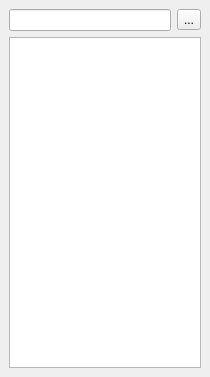
KDE/kdevelop, file plugins/snippet/snippetview.ui: the form before one commit.
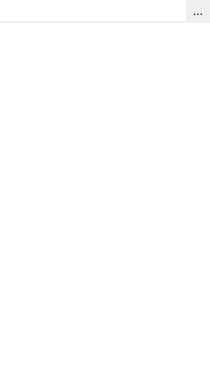
The form after the commit.

Commit message: Make snippet toolview flat and borderless like other toolviews in kdev4

Patch:
```diff
--- a/plugins/snippet/snippetview.ui
+++ b/plugins/snippet/snippetview.ui
@@ -15,10 +15,10 @@
   </property>
   <layout class="QGridLayout" >
    <property name="margin" >
-    <number>9</number>
+    <number>0</number>
    </property>
    <property name="spacing" >
-    <number>6</number>
+    <number>2</number>
    </property>
    <item row="0" column="0" >
     <layout class="QHBoxLayout" >
@@ -26,13 +26,24 @@
       <number>0</number>
      </property>
      <property name="spacing" >
-      <number>6</number>
+      <number>0</number>
      </property>
      <item>
       <widget class="QLineEdit" name="filterText" >
+       <property name="sizePolicy" >
+        <sizepolicy>
+         <hsizetype>7</hsizetype>
+         <vsizetype>1</vsizetype>
+         <horstretch>0</horstretch>
+         <verstretch>0</verstretch>
+        </sizepolicy>
+       </property>
        <property name="toolTip" >
         <string>Define filter here</string>
        </property>
+       <property name="frame" >
+        <bool>false</bool>
+       </property>
       </widget>
      </item>
      <item>
@@ -43,12 +54,22 @@
        <property name="text" >
         <string>...</string>
        </property>
+       <property name="autoRaise" >
+        <bool>true</bool>
+       </property>
       </widget>
      </item>
     </layout>
    </item>
    <item row="1" column="0" >
-    <widget class="QTreeView" name="snippetTree" />
+    <widget class="QTreeView" name="snippetTree" >
+     <property name="frameShape" >
+      <enum>QFrame::NoFrame</enum>
+     </property>
+     <property name="frameShadow" >
+      <enum>QFrame::Sunken</enum>
+     </property>
+    </widget>
    </item>
   </layout>
  </widget>
```
